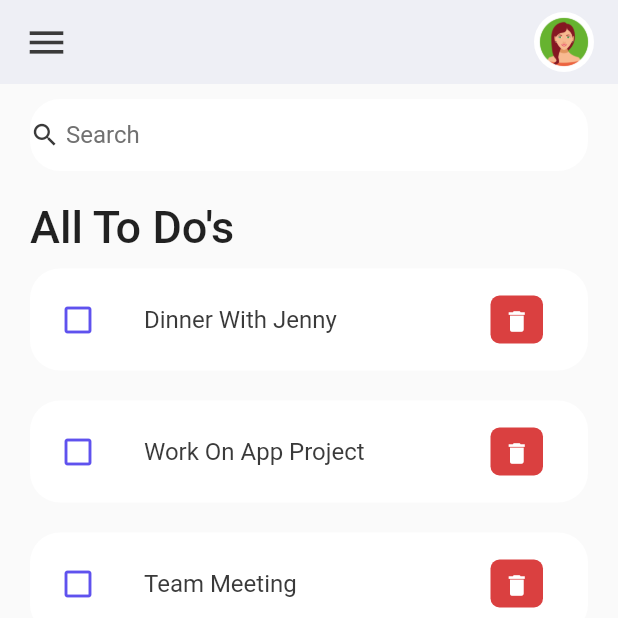
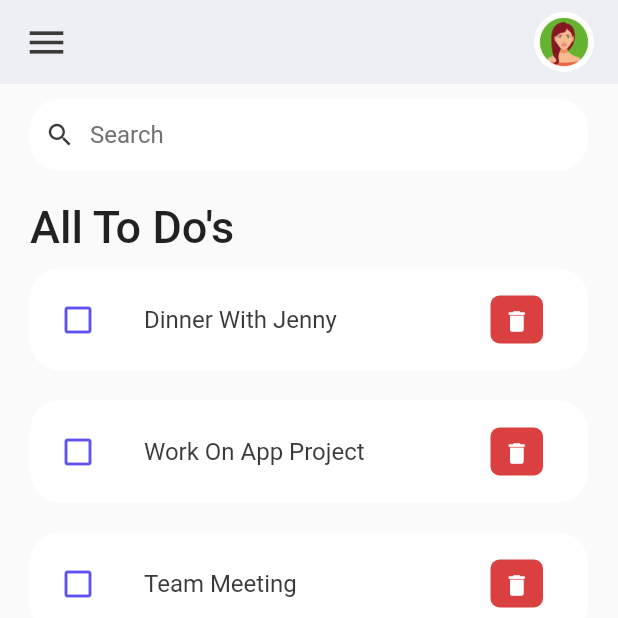
Before and after one commit to khansa12349/to_do_application, a Flutter app: the screen it shows after launch, on a phone screen of 412 x 824 dp, the top half of it. Run offline on Flutter 3.47's test engine with Material 2 defaults, Android fonts, the phone set to English and light mode, and no system bars.

Commit message:
fix search box UI

```diff
--- a/lib/shared/search_box.dart
+++ b/lib/shared/search_box.dart
@@ -1,5 +1,4 @@
 import 'package:flutter/material.dart';
-
 import '../constants/colors.dart';
 
 class SearchBox extends StatelessWidget {
@@ -10,13 +9,15 @@
   Widget build(BuildContext context) {
     return Container(
       decoration: BoxDecoration(
-          color: Colors.white, borderRadius: BorderRadius.circular(20)),
+        color: Colors.white,
+        borderRadius: BorderRadius.circular(20),
+      ),
       child: TextField(
         onChanged: onchange,
         decoration: const InputDecoration(
-          contentPadding: EdgeInsets.all(10),
+          contentPadding: EdgeInsets.symmetric(vertical: 10),
           prefixIcon: Padding(
-            padding: EdgeInsets.only(right: 10),
+            padding: EdgeInsets.only(left: 10, right: 10),
             child: Icon(
               Icons.search,
               color: tdBlackColor,
@@ -24,8 +25,7 @@
             ),
           ),
           prefixIconConstraints: BoxConstraints(
-            maxHeight: 20,
-            maxWidth: 24,
+            minWidth: 40,
           ),
           border: InputBorder.none,
           hintText: "Search",
```
Also changed, not shown: 1 other file.
